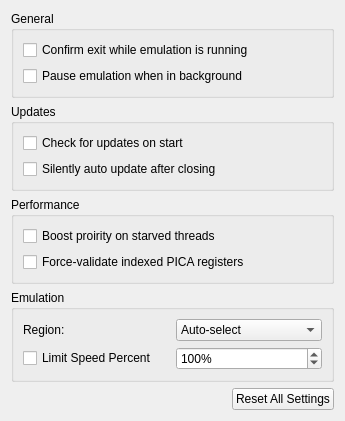
Before: the Qt Designer form src/citra_qt/configuration/configure_general.ui in nick90845/citra-1, drawn with Qt 5.
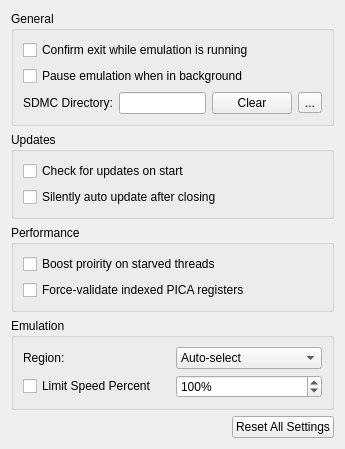
After: the same form once the commit is applied.

Commit message: valentinvanelslande's Custom SDMC Path Setting

Diff of the .ui file:
```diff
--- a/src/citra_qt/configuration/configure_general.ui
+++ b/src/citra_qt/configuration/configure_general.ui
@@ -36,6 +36,41 @@
           </property>
          </widget>
         </item>
+        <item>
+         <layout class="QHBoxLayout" name="layout_sdmc_dir">
+          <item>
+           <widget class="QLabel" name="label_sdmc_dir">
+            <property name="text">
+             <string>SDMC Directory:</string>
+            </property>
+           </widget>
+          </item>
+          <item>
+           <widget class="QLineEdit" name="sdmc_dir">
+            <property name="toolTip">
+             <string>Empty for user directory/sdmc</string>
+            </property>
+            <property name="readOnly">
+             <bool>true</bool>
+            </property>
+           </widget>
+          </item>
+          <item>
+           <widget class="QPushButton" name="button_sdmc_dir_empty">
+            <property name="text">
+             <string>Clear</string>
+            </property>
+           </widget>
+          </item>
+          <item>
+           <widget class="QToolButton" name="button_sdmc_dir">
+            <property name="text">
+             <string>...</string>
+            </property>
+           </widget>
+          </item>
+         </layout>
+        </item>
        </layout>
       </widget>
      </item>
```
The commit also changes 12 other files.
